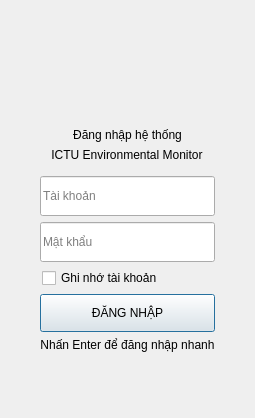
Old version of the form OUT_SRC_THEANH/OUT_SRC_THEANH/ui/pages/LoginPage.ui in the repository dinhquanghaICTU/OUT_SRC.
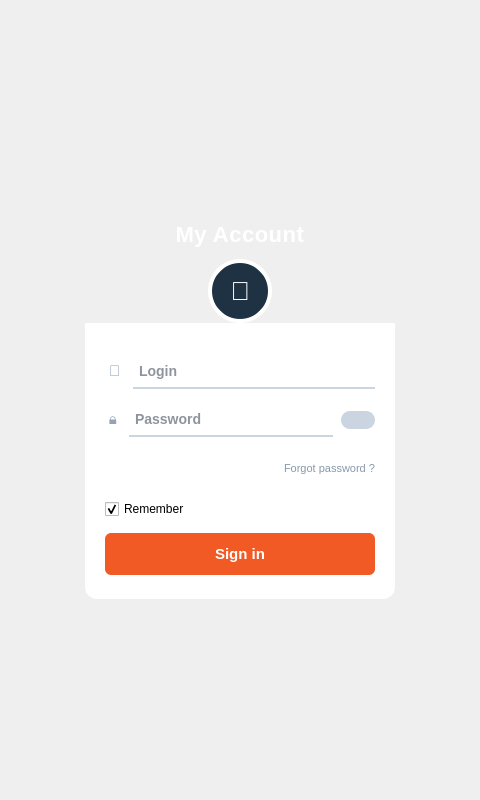
New version of the form. Icons and pictures are not drawn.

Diff of the .ui file:
```diff
--- a/OUT_SRC_THEANH/OUT_SRC_THEANH/ui/pages/LoginPage.ui
+++ b/OUT_SRC_THEANH/OUT_SRC_THEANH/ui/pages/LoginPage.ui
@@ -2,99 +2,189 @@
 <ui version="4.0">
  <class>LoginPage</class>
  <widget class="QWidget" name="LoginPage">
-  <layout class="QGridLayout" name="pageLayout">
-   <property name="leftMargin"><number>20</number></property>
-   <property name="topMargin"><number>12</number></property>
-   <property name="rightMargin"><number>20</number></property>
-   <property name="bottomMargin"><number>12</number></property>
-   <property name="horizontalSpacing"><number>0</number></property>
-   <property name="verticalSpacing"><number>0</number></property>
-   <item row="0" column="0">
-    <spacer name="topSpacer"><property name="orientation"><enum>Qt::Vertical</enum></property><property name="sizeHint" stdset="0"><size><width>20</width><height>40</height></size></property></spacer>
+  <property name="geometry">
+   <rect>
+    <x>0</x>
+    <y>0</y>
+    <width>480</width>
+    <height>800</height>
+   </rect>
+  </property>
+  <layout class="QVBoxLayout" name="pageLayout">
+   <property name="leftMargin"><number>0</number></property>
+   <property name="topMargin"><number>20</number></property>
+   <property name="rightMargin"><number>0</number></property>
+   <property name="bottomMargin"><number>0</number></property>
+   <property name="spacing"><number>0</number></property>
+
+   <item>
+    <spacer name="topSpacer">
+     <property name="orientation"><enum>Qt::Vertical</enum></property>
+     <property name="sizeHint" stdset="0"><size><width>20</width><height>20</height></size></property>
+    </spacer>
    </item>
-   <item row="1" column="0" alignment="Qt::AlignCenter">
-    <widget class="QFrame" name="loginCard">
-     <property name="minimumSize"><size><width>0</width><height>0</height></size></property>
-     <property name="maximumSize"><size><width>320</width><height>16777215</height></size></property>
-     <layout class="QVBoxLayout" name="loginFormLayout">
-      <property name="leftMargin"><number>20</number></property>
-      <property name="topMargin"><number>14</number></property>
-      <property name="rightMargin"><number>20</number></property>
-      <property name="bottomMargin"><number>14</number></property>
-      <property name="spacing"><number>6</number></property>
+
+   <item alignment="Qt::AlignHCenter">
+    <widget class="QLabel" name="myAccountLabel">
+     <property name="text"><string>My Account</string></property>
+     <property name="alignment"><set>Qt::AlignCenter</set></property>
+     <property name="styleSheet">
+      <string notr="true">color: #ffffff; font-size: 22px; font-weight: 600; letter-spacing: 0.5px; background: transparent; padding-bottom: 12px;</string>
+     </property>
+    </widget>
+   </item>
+
+   <item alignment="Qt::AlignHCenter">
+    <widget class="QWidget" name="cardWrapper" native="true">
+     <property name="minimumSize"><size><width>310</width><height>340</height></size></property>
+     <property name="maximumSize"><size><width>330</width><height>360</height></size></property>
+     <layout class="QVBoxLayout" name="wrapperLayout">
+      <property name="leftMargin"><number>0</number></property>
+      <property name="topMargin"><number>0</number></property>
+      <property name="rightMargin"><number>0</number></property>
+      <property name="bottomMargin"><number>0</number></property>
+      <property name="spacing"><number>0</number></property>
+
+      <!-- Circular Avatar overlapping at top -->
       <item alignment="Qt::AlignHCenter">
-       <widget class="QLabel" name="logoLabel">
-        <property name="minimumSize"><size><width>56</width><height>56</height></size></property>
-        <property name="maximumSize"><size><width>56</width><height>56</height></size></property>
-        <property name="pixmap"><pixmap resource="../../resources/resources.qrc">:/images/logo_ictu.png</pixmap></property>
-        <property name="scaledContents"><bool>true</bool></property>
+       <widget class="QLabel" name="avatarBadge">
+        <property name="minimumSize"><size><width>64</width><height>64</height></size></property>
+        <property name="maximumSize"><size><width>64</width><height>64</height></size></property>
+        <property name="styleSheet">
+         <string notr="true">background-color: #1e3243; border: 4px solid #ffffff; border-radius: 32px; color: #ffffff; font-size: 26px;</string>
+        </property>
+        <property name="text"><string>👤</string></property>
         <property name="alignment"><set>Qt::AlignCenter</set></property>
        </widget>
       </item>
-      <item alignment="Qt::AlignHCenter">
-       <widget class="QLabel" name="welcomeLabel">
-        <property name="text"><string>Đăng nhập hệ thống</string></property>
-        <property name="alignment"><set>Qt::AlignCenter</set></property>
-       </widget>
-      </item>
-      <item alignment="Qt::AlignHCenter">
-       <widget class="QLabel" name="subtitleLabel">
-        <property name="text"><string>ICTU Environmental Monitor</string></property>
-        <property name="alignment"><set>Qt::AlignCenter</set></property>
-       </widget>
-      </item>
+
+      <!-- Main White Card -->
       <item>
-       <spacer name="formGap"><property name="orientation"><enum>Qt::Vertical</enum></property><property name="sizeHint" stdset="0"><size><width>20</width><height>8</height></size></property></spacer>
-      </item>
-      <item>
-       <widget class="QLineEdit" name="usernameEdit">
-        <property name="minimumSize"><size><width>0</width><height>40</height></size></property>
-        <property name="placeholderText"><string>Tài khoản</string></property>
-        <property name="clearButtonEnabled"><bool>true</bool></property>
-       </widget>
-      </item>
-      <item>
-       <widget class="QLineEdit" name="passwordEdit">
-        <property name="minimumSize"><size><width>0</width><height>40</height></size></property>
-        <property name="placeholderText"><string>Mật khẩu</string></property>
-        <property name="echoMode"><enum>QLineEdit::Password</enum></property>
-       </widget>
-      </item>
-      <item>
-       <layout class="QHBoxLayout" name="optionsLayout">
-        <property name="leftMargin"><number>2</number></property>
-        <property name="rightMargin"><number>2</number></property>
-        <item>
-         <widget class="QCheckBox" name="rememberAccountCheckBox">
-          <property name="cursor"><cursorShape>PointingHandCursor</cursorShape></property>
-          <property name="text"><string>Ghi nhớ tài khoản</string></property>
-         </widget>
-        </item>
-        <item>
-         <spacer name="optionSpacer"><property name="orientation"><enum>Qt::Horizontal</enum></property><property name="sizeHint" stdset="0"><size><width>40</width><height>20</height></size></property></spacer>
-        </item>
-       </layout>
-      </item>
-      <item>
-       <widget class="QPushButton" name="loginButton">
-        <property name="minimumSize"><size><width>0</width><height>38</height></size></property>
-        <property name="cursor"><cursorShape>PointingHandCursor</cursorShape></property>
-        <property name="text"><string>ĐĂNG NHẬP</string></property>
-        <property name="default"><bool>true</bool></property>
-       </widget>
-      </item>
-      <item alignment="Qt::AlignHCenter">
-       <widget class="QLabel" name="footerHintLabel">
-        <property name="text"><string>Nhấn Enter để đăng nhập nhanh</string></property>
-        <property name="alignment"><set>Qt::AlignCenter</set></property>
+       <widget class="QFrame" name="loginCard">
+        <property name="styleSheet">
+         <string notr="true">QFrame#loginCard { background-color: #ffffff; border-radius: 12px; margin-top: -32px; padding-top: 30px; }</string>
+        </property>
+        <layout class="QVBoxLayout" name="loginFormLayout">
+         <property name="leftMargin"><number>20</number></property>
+         <property name="topMargin"><number>32</number></property>
+         <property name="rightMargin"><number>20</number></property>
+         <property name="bottomMargin"><number>24</number></property>
+         <property name="spacing"><number>14</number></property>
+
+         <!-- Username Field -->
+         <item>
+          <layout class="QHBoxLayout" name="userRow">
+           <property name="spacing"><number>8</number></property>
+           <item>
+            <widget class="QLabel" name="userIcon">
+             <property name="text"><string>👤</string></property>
+             <property name="styleSheet"><string notr="true">color: #94a3b8; font-size: 15px; background: transparent; padding-bottom: 2px;</string></property>
+            </widget>
+           </item>
+           <item>
+            <widget class="QLineEdit" name="usernameEdit">
+             <property name="minimumSize"><size><width>0</width><height>34</height></size></property>
+             <property name="placeholderText"><string>Login</string></property>
+             <property name="styleSheet">
+              <string notr="true">QLineEdit { background: transparent; border: none; border-bottom: 1.5px solid #cbd5e1; color: #1e293b; font-size: 14px; font-weight: 500; padding: 2px 4px; } QLineEdit:focus { border-bottom: 2px solid #f15a24; }</string>
+             </property>
+            </widget>
+           </item>
+          </layout>
+         </item>
+
+         <!-- Password Field -->
+         <item>
+          <layout class="QHBoxLayout" name="passRow">
+           <property name="spacing"><number>8</number></property>
+           <item>
+            <widget class="QLabel" name="passIcon">
+             <property name="text"><string>🔒</string></property>
+             <property name="styleSheet"><string notr="true">color: #94a3b8; font-size: 15px; background: transparent; padding-bottom: 2px;</string></property>
+            </widget>
+           </item>
+           <item>
+            <widget class="QLineEdit" name="passwordEdit">
+             <property name="minimumSize"><size><width>0</width><height>34</height></size></property>
+             <property name="placeholderText"><string>Password</string></property>
+             <property name="echoMode"><enum>QLineEdit::Password</enum></property>
+             <property name="styleSheet">
+              <string notr="true">QLineEdit { background: transparent; border: none; border-bottom: 1.5px solid #cbd5e1; color: #1e293b; font-size: 14px; font-weight: 500; padding: 2px 4px; } QLineEdit:focus { border-bottom: 2px solid #f15a24; }</string>
+             </property>
+            </widget>
+           </item>
+           <item>
+            <widget class="QPushButton" name="toggleVisibilityBtn">
+             <property name="minimumSize"><size><width>34</width><height>18</height></size></property>
+             <property name="maximumSize"><size><width>34</width><height>18</height></size></property>
+             <property name="cursor"><cursorShape>PointingHandCursor</cursorShape></property>
+             <property name="checkable"><bool>true</bool></property>
+             <property name="text"><string></string></property>
+             <property name="styleSheet">
+              <string notr="true">QPushButton { background-color: #cbd5e1; border: none; border-radius: 9px; } QPushButton:checked { background-color: #2e4354; }</string>
+             </property>
+            </widget>
+           </item>
+          </layout>
+         </item>
+
+         <!-- Forgot Password Link -->
+         <item alignment="Qt::AlignRight">
+          <widget class="QLabel" name="forgotPasswordLabel">
+           <property name="cursor"><cursorShape>PointingHandCursor</cursorShape></property>
+           <property name="text"><string>Forgot password ?</string></property>
+           <property name="styleSheet">
+            <string notr="true">color: #8898aa; font-size: 11px; background: transparent;</string>
+           </property>
+          </widget>
+         </item>
+
+         <!-- Hidden rememberAccount checkbox for API compatibility -->
+         <item>
+          <widget class="QCheckBox" name="rememberAccountCheckBox">
+           <property name="visible"><bool>false</bool></property>
+           <property name="checked"><bool>true</bool></property>
+           <property name="text"><string>Remember</string></property>
+          </widget>
+         </item>
+
+         <!-- Sign In Button -->
+         <item>
+          <widget class="QPushButton" name="loginButton">
+           <property name="minimumSize"><size><width>0</width><height>42</height></size></property>
+           <property name="cursor"><cursorShape>PointingHandCursor</cursorShape></property>
+           <property name="text"><string>Sign in</string></property>
+           <property name="default"><bool>true</bool></property>
+           <property name="styleSheet">
+            <string notr="true">QPushButton#loginButton { background-color: #f15a24; color: #ffffff; border: none; border-radius: 6px; font-size: 15px; font-weight: 600; } QPushButton#loginButton:hover { background-color: #d94814; } QPushButton#loginButton:pressed { background-color: #bf3e12; }</string>
+           </property>
+          </widget>
+         </item>
+
+        </layout>
        </widget>
       </item>
      </layout>
     </widget>
    </item>
-   <item row="2" column="0">
-    <spacer name="bottomSpacer"><property name="orientation"><enum>Qt::Vertical</enum></property><property name="sizeHint" stdset="0"><size><width>20</width><height>40</height></size></property></spacer>
+
+   <item>
+    <spacer name="bottomSpacer">
+     <property name="orientation"><enum>Qt::Vertical</enum></property>
+     <property name="sizeHint" stdset="0"><size><width>20</width><height>20</height></size></property>
+    </spacer>
    </item>
+
+   <!-- Bottom Docked Layout for Virtual Keyboard -->
+   <item>
+    <layout class="QHBoxLayout" name="keyboardContainerLayout">
+     <property name="leftMargin"><number>0</number></property>
+     <property name="topMargin"><number>0</number></property>
+     <property name="rightMargin"><number>0</number></property>
+     <property name="bottomMargin"><number>0</number></property>
+    </layout>
+   </item>
+
   </layout>
  </widget>
  <resources><include location="../../resources/resources.qrc"/></resources>
```
Left out of the diff: 2 changed lines with no effect on the pictures.
